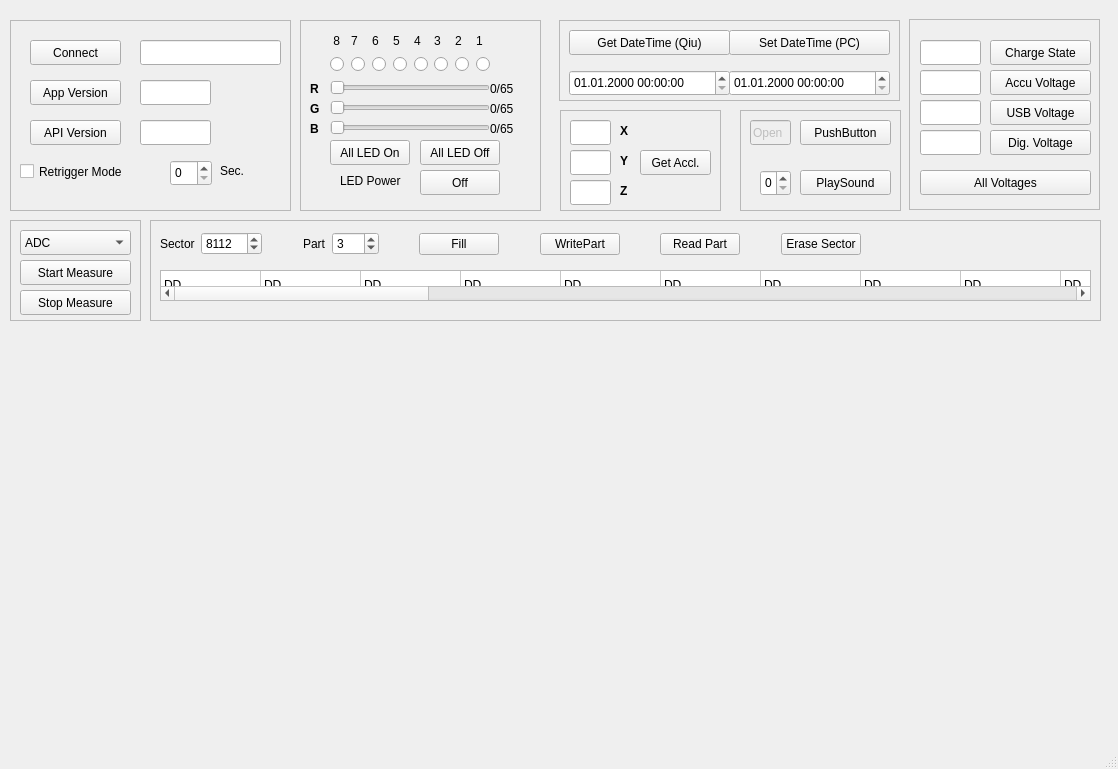
Above: designer_qiu_qiu.ui from fulig/qiu_repo before the change. Below: the same form after it.
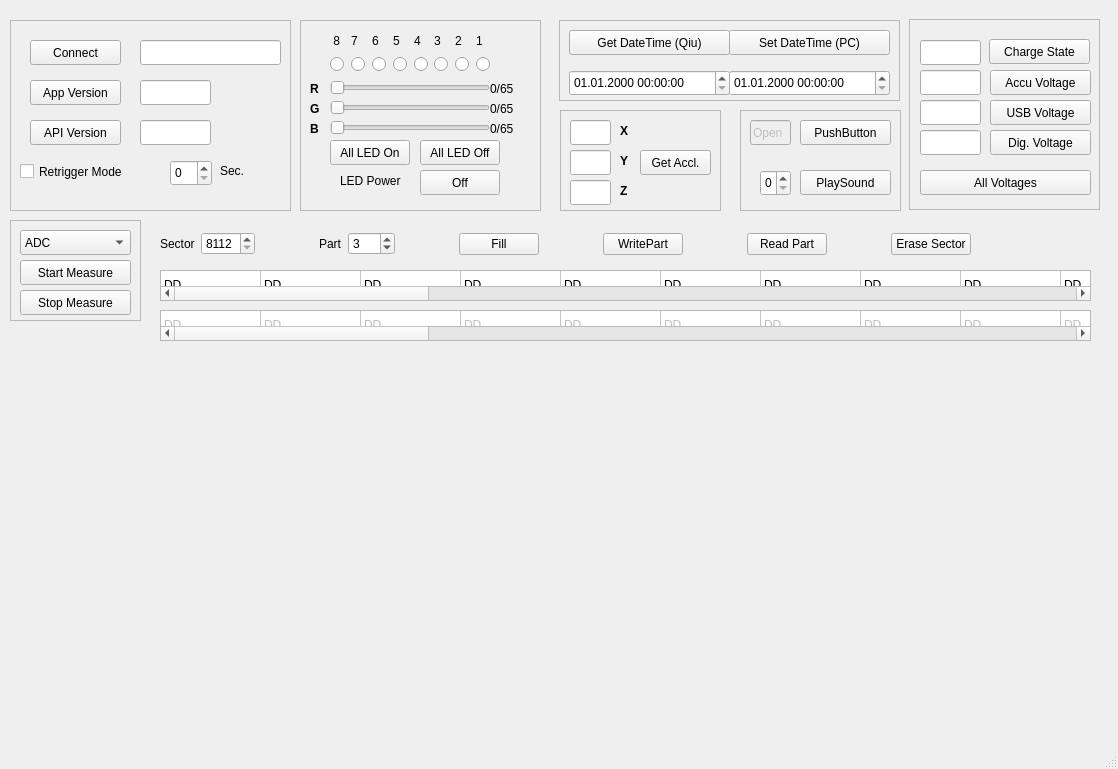
That is the form after the change. Custom widgets are drawn as their Qt base class.

Commit message: working on Gui, Flash needs to be done

```diff
--- a/designer_qiu_qiu.ui
+++ b/designer_qiu_qiu.ui
@@ -764,19 +764,6 @@
      </property>
     </widget>
    </widget>
-   <widget class="QPushButton" name="charge_state">
-    <property name="geometry">
-     <rect>
-      <x>990</x>
-      <y>40</y>
-      <width>101</width>
-      <height>25</height>
-     </rect>
-    </property>
-    <property name="text">
-     <string>Charge State</string>
-    </property>
-   </widget>
    <widget class="QPushButton" name="accu_voltage">
     <property name="geometry">
      <rect>
@@ -893,6 +880,19 @@
     <property name="frameShadow">
      <enum>QFrame::Raised</enum>
     </property>
+    <widget class="QPushButton" name="charge_state">
+     <property name="geometry">
+      <rect>
+       <x>80</x>
+       <y>20</y>
+       <width>101</width>
+       <height>25</height>
+      </rect>
+     </property>
+     <property name="text">
+      <string>Charge State</string>
+     </property>
+    </widget>
    </widget>
    <widget class="QTableWidget" name="flash_table">
     <property name="geometry">
@@ -1132,7 +1132,7 @@
      <rect>
       <x>160</x>
       <y>230</y>
-      <width>701</width>
+      <width>811</width>
       <height>28</height>
      </rect>
     </property>
@@ -1146,8 +1146,11 @@
      </item>
      <item>
       <widget class="QSpinBox" name="sector_spin">
+       <property name="minimum">
+        <number>8112</number>
+       </property>
        <property name="maximum">
-        <number>10000</number>
+        <number>8191</number>
        </property>
        <property name="value">
         <number>8112</number>
@@ -1265,22 +1268,14 @@
       </widget>
      </item>
     </layout>
-   </widget>
-   <widget class="QFrame" name="frame_6">
-    <property name="geometry">
-     <rect>
-      <x>150</x>
-      <y>220</y>
-      <width>951</width>
-      <height>101</height>
-     </rect>
-    </property>
-    <property name="frameShape">
-     <enum>QFrame::StyledPanel</enum>
-    </property>
-    <property name="frameShadow">
-     <enum>QFrame::Raised</enum>
-    </property>
+    <zorder>sector_label</zorder>
+    <zorder>part_label</zorder>
+    <zorder>part_spin</zorder>
+    <zorder>sector_spin</zorder>
+    <zorder>fill_button</zorder>
+    <zorder>write_button</zorder>
+    <zorder>read_button</zorder>
+    <zorder>erase_button</zorder>
    </widget>
    <widget class="QPushButton" name="pushButton_5">
     <property name="geometry">
@@ -1344,6 +1339,345 @@
      <enum>QFrame::Raised</enum>
     </property>
    </widget>
+   <widget class="PlotWidget" name="graph" native="true">
+    <property name="geometry">
+     <rect>
+      <x>20</x>
+      <y>450</y>
+      <width>1081</width>
+      <height>291</height>
+     </rect>
+    </property>
+   </widget>
+   <widget class="QTableWidget" name="flash_table_qui">
+    <property name="geometry">
+     <rect>
+      <x>160</x>
+      <y>310</y>
+      <width>931</width>
+      <height>31</height>
+     </rect>
+    </property>
+    <property name="baseSize">
+     <size>
+      <width>3</width>
+      <height>3</height>
+     </size>
+    </property>
+    <property name="lineWidth">
+     <number>3</number>
+    </property>
+    <property name="dragDropOverwriteMode">
+     <bool>true</bool>
+    </property>
+    <property name="iconSize">
+     <size>
+      <width>0</width>
+      <height>0</height>
+     </size>
+    </property>
+    <property name="rowCount">
+     <number>1</number>
+    </property>
+    <property name="columnCount">
+     <number>32</number>
+    </property>
+    <attribute name="horizontalHeaderVisible">
+     <bool>false</bool>
+    </attribute>
+    <attribute name="verticalHeaderVisible">
+     <bool>false</bool>
+    </attribute>
+    <row/>
+    <column/>
+    <column/>
+    <column/>
+    <column/>
+    <column/>
+    <column/>
+    <column/>
+    <column/>
+    <column/>
+    <column/>
+    <column/>
+    <column/>
+    <column/>
+    <column/>
+    <column/>
+    <column/>
+    <column/>
+    <column/>
+    <column/>
+    <column/>
+    <column/>
+    <column/>
+    <column/>
+    <column/>
+    <column/>
+    <column/>
+    <column/>
+    <column/>
+    <column/>
+    <column/>
+    <column/>
+    <column/>
+    <item row="0" column="0">
+     <property name="text">
+      <string>DD</string>
+     </property>
+     <property name="flags">
+      <set>ItemIsSelectable|ItemIsDragEnabled|ItemIsDropEnabled|ItemIsUserCheckable</set>
+     </property>
+    </item>
+    <item row="0" column="1">
+     <property name="text">
+      <string>DD</string>
+     </property>
+     <property name="flags">
+      <set>ItemIsSelectable|ItemIsEditable|ItemIsDragEnabled|ItemIsDropEnabled|ItemIsUserCheckable</set>
+     </property>
+    </item>
+    <item row="0" column="2">
+     <property name="text">
+      <string>DD</string>
+     </property>
+     <property name="flags">
+      <set>ItemIsSelectable|ItemIsEditable|ItemIsDragEnabled|ItemIsDropEnabled|ItemIsUserCheckable</set>
+     </property>
+    </item>
+    <item row="0" column="3">
+     <property name="text">
+      <string>DD</string>
+     </property>
+     <property name="flags">
+      <set>ItemIsSelectable|ItemIsEditable|ItemIsDragEnabled|ItemIsDropEnabled|ItemIsUserCheckable</set>
+     </property>
+    </item>
+    <item row="0" column="4">
+     <property name="text">
+      <string>DD</string>
+     </property>
+     <property name="flags">
+      <set>ItemIsSelectable|ItemIsEditable|ItemIsDragEnabled|ItemIsDropEnabled|ItemIsUserCheckable</set>
+     </property>
+    </item>
+    <item row="0" column="5">
+     <property name="text">
+      <string>DD</string>
+     </property>
+     <property name="flags">
+      <set>ItemIsSelectable|ItemIsEditable|ItemIsDragEnabled|ItemIsDropEnabled|ItemIsUserCheckable</set>
+     </property>
+    </item>
+    <item row="0" column="6">
+     <property name="text">
+      <string>DD</string>
+     </property>
+     <property name="flags">
+      <set>ItemIsSelectable|ItemIsEditable|ItemIsDragEnabled|ItemIsDropEnabled|ItemIsUserCheckable</set>
+     </property>
+    </item>
+    <item row="0" column="7">
+     <property name="text">
+      <string>DD</string>
+     </property>
+     <property name="flags">
+      <set>ItemIsSelectable|ItemIsEditable|ItemIsDragEnabled|ItemIsDropEnabled|ItemIsUserCheckable</set>
+     </property>
+    </item>
+    <item row="0" column="8">
+     <property name="text">
+      <string>DD</string>
+     </property>
+     <property name="flags">
+      <set>ItemIsSelectable|ItemIsEditable|ItemIsDragEnabled|ItemIsDropEnabled|ItemIsUserCheckable</set>
+     </property>
+    </item>
+    <item row="0" column="9">
+     <property name="text">
+      <string>DD</string>
+     </property>
+     <property name="flags">
+      <set>ItemIsSelectable|ItemIsEditable|ItemIsDragEnabled|ItemIsDropEnabled|ItemIsUserCheckable</set>
+     </property>
+    </item>
+    <item row="0" column="10">
+     <property name="text">
+      <string>DD</string>
+     </property>
+     <property name="flags">
+      <set>ItemIsSelectable|ItemIsEditable|ItemIsDragEnabled|ItemIsDropEnabled|ItemIsUserCheckable</set>
+     </property>
+    </item>
+    <item row="0" column="11">
+     <property name="text">
+      <string>DD</string>
+     </property>
+     <property name="flags">
+      <set>ItemIsSelectable|ItemIsEditable|ItemIsDragEnabled|ItemIsDropEnabled|ItemIsUserCheckable</set>
+     </property>
+    </item>
+    <item row="0" column="12">
+     <property name="text">
+      <string>DD</string>
+     </property>
+     <property name="flags">
+      <set>ItemIsSelectable|ItemIsEditable|ItemIsDragEnabled|ItemIsDropEnabled|ItemIsUserCheckable</set>
+     </property>
+    </item>
+    <item row="0" column="13">
+     <property name="text">
+      <string>DD</string>
+     </property>
+     <property name="flags">
+      <set>ItemIsSelectable|ItemIsEditable|ItemIsDragEnabled|ItemIsDropEnabled|ItemIsUserCheckable</set>
+     </property>
+    </item>
+    <item row="0" column="14">
+     <property name="text">
+      <string>DD</string>
+     </property>
+     <property name="flags">
+      <set>ItemIsSelectable|ItemIsEditable|ItemIsDragEnabled|ItemIsDropEnabled|ItemIsUserCheckable</set>
+     </property>
+    </item>
+    <item row="0" column="15">
+     <property name="text">
+      <string>DD</string>
+     </property>
+     <property name="flags">
+      <set>ItemIsSelectable|ItemIsEditable|ItemIsDragEnabled|ItemIsDropEnabled|ItemIsUserCheckable</set>
+     </property>
+    </item>
+    <item row="0" column="16">
+     <property name="text">
+      <string>DD</string>
+     </property>
+     <property name="flags">
+      <set>ItemIsSelectable|ItemIsEditable|ItemIsDragEnabled|ItemIsDropEnabled|ItemIsUserCheckable</set>
+     </property>
+    </item>
+    <item row="0" column="17">
+     <property name="text">
+      <string>DD</string>
+     </property>
+     <property name="flags">
+      <set>ItemIsSelectable|ItemIsEditable|ItemIsDragEnabled|ItemIsDropEnabled|ItemIsUserCheckable</set>
+     </property>
+    </item>
+    <item row="0" column="18">
+     <property name="text">
+      <string>DD</string>
+     </property>
+     <property name="flags">
+      <set>ItemIsSelectable|ItemIsEditable|ItemIsDragEnabled|ItemIsDropEnabled|ItemIsUserCheckable</set>
+     </property>
+    </item>
+    <item row="0" column="19">
+     <property name="text">
+      <string>DD</string>
+     </property>
+     <property name="flags">
+      <set>ItemIsSelectable|ItemIsEditable|ItemIsDragEnabled|ItemIsDropEnabled|ItemIsUserCheckable</set>
+     </property>
+    </item>
+    <item row="0" column="20">
+     <property name="text">
+      <string>DD</string>
+     </property>
+     <property name="flags">
+      <set>ItemIsSelectable|ItemIsEditable|ItemIsDragEnabled|ItemIsDropEnabled|ItemIsUserCheckable</set>
+     </property>
+    </item>
+    <item row="0" column="21">
+     <property name="text">
+      <string>DD</string>
+     </property>
+     <property name="flags">
+      <set>ItemIsSelectable|ItemIsEditable|ItemIsDragEnabled|ItemIsDropEnabled|ItemIsUserCheckable</set>
+     </property>
+    </item>
+    <item row="0" column="22">
+     <property name="text">
+      <string>DD</string>
+     </property>
+     <property name="flags">
+      <set>ItemIsSelectable|ItemIsEditable|ItemIsDragEnabled|ItemIsDropEnabled|ItemIsUserCheckable</set>
+     </property>
+    </item>
+    <item row="0" column="23">
+     <property name="text">
+      <string>DD</string>
+     </property>
+     <property name="flags">
+      <set>ItemIsSelectable|ItemIsEditable|ItemIsDragEnabled|ItemIsDropEnabled|ItemIsUserCheckable</set>
+     </property>
+    </item>
+    <item row="0" column="24">
+     <property name="text">
+      <string>DD</string>
+     </property>
+     <property name="flags">
+      <set>ItemIsSelectable|ItemIsEditable|ItemIsDragEnabled|ItemIsDropEnabled|ItemIsUserCheckable</set>
+     </property>
+    </item>
+    <item row="0" column="25">
+     <property name="text">
+      <string>DD</string>
+     </property>
+     <property name="flags">
+      <set>ItemIsSelectable|ItemIsEditable|ItemIsDragEnabled|ItemIsDropEnabled|ItemIsUserCheckable</set>
+     </property>
+    </item>
+    <item row="0" column="26">
+     <property name="text">
+      <string>DD</string>
+     </property>
+     <property name="flags">
+      <set>ItemIsSelectable|ItemIsEditable|ItemIsDragEnabled|ItemIsDropEnabled|ItemIsUserCheckable</set>
+     </property>
+    </item>
+    <item row="0" column="27">
+     <property name="text">
+      <string>DD</string>
+     </property>
+     <property name="flags">
+      <set>ItemIsSelectable|ItemIsEditable|ItemIsDragEnabled|ItemIsDropEnabled|ItemIsUserCheckable</set>
+     </property>
+    </item>
+    <item row="0" column="28">
+     <property name="text">
+      <string>DD</string>
+     </property>
+     <property name="flags">
+      <set>ItemIsSelectable|ItemIsEditable|ItemIsDragEnabled|ItemIsDropEnabled|ItemIsUserCheckable</set>
+     </property>
+    </item>
+    <item row="0" column="29">
+     <property name="text">
+      <string>DD</string>
+     </property>
+     <property name="flags">
+      <set>ItemIsSelectable|ItemIsEditable|ItemIsDragEnabled|ItemIsDropEnabled|ItemIsUserCheckable</set>
+     </property>
+    </item>
+    <item row="0" column="30">
+     <property name="text">
+      <string>DD</string>
+     </property>
+     <property name="flags">
+      <set>ItemIsSelectable|ItemIsEditable|ItemIsDragEnabled|ItemIsDropEnabled|ItemIsUserCheckable</set>
+     </property>
+    </item>
+    <item row="0" column="31">
+     <property name="text">
+      <string>DD</string>
+     </property>
+     <property name="flags">
+      <set>ItemIsSelectable|ItemIsEditable|ItemIsDragEnabled|ItemIsDropEnabled|ItemIsUserCheckable</set>
+     </property>
+    </item>
+   </widget>
    <zorder>frame_7</zorder>
    <zorder>frame_6</zorder>
    <zorder>layoutWidget</zorder>
@@ -1382,6 +1716,14 @@
   </widget>
   <widget class="QStatusBar" name="statusbar"/>
  </widget>
+ <customwidgets>
+  <customwidget>
+   <class>PlotWidget</class>
+   <extends>QWidget</extends>
+   <header>pyqtgraph</header>
+   <container>1</container>
+  </customwidget>
+ </customwidgets>
  <resources/>
  <connections/>
 </ui>
```
Left out of the diff: 16 changed lines with no effect on the pictures. The commit also changes 5 other files.
